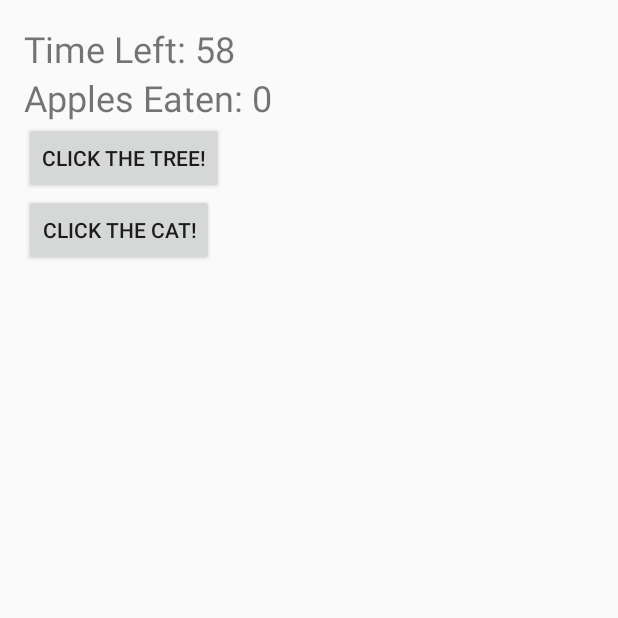
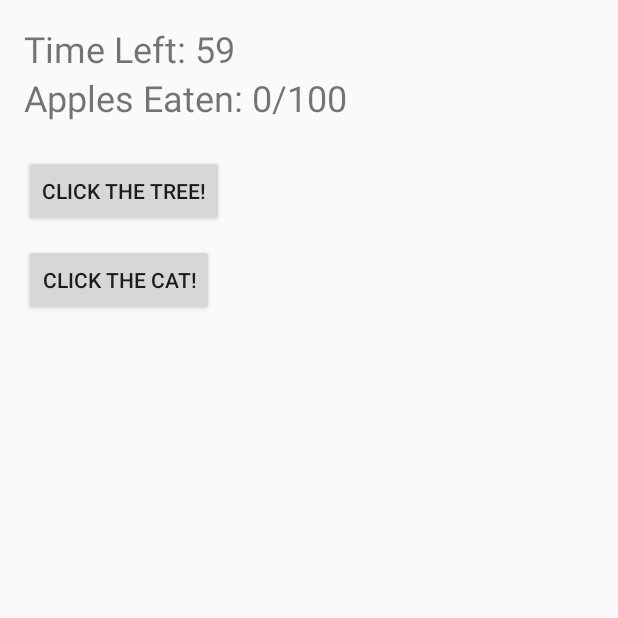
Before and after one commit to shaadowapp/catgame, an Android app built with Jetpack Compose: the screen it shows after launch (MainActivity before the commit, GameActivity after it), after a tap on "START GAME", on a phone screen of 412 x 824 dp, the top half of it. Run offline under Robolectric (Android 15) with nearby library versions, the phone set to English and light mode, and no system bars.

Commit message:
re dev game screen

```diff
--- a/app/src/main/java/com/pixl/catgame/MainActivity.kt
+++ b/app/src/main/java/com/pixl/catgame/GameActivity.kt
@@ -6,14 +6,15 @@ import androidx.appcompat.app.AppCompatActivity
 import android.widget.Button
 import android.widget.TextView
 
-class MainActivity : AppCompatActivity() {
+class GameActivity : AppCompatActivity() {
 
     private lateinit var timerText: TextView
     private lateinit var appleCounter: TextView
-    private lateinit var startButton: Button
     private lateinit var catButton: Button
     private lateinit var treeButton: Button
     private lateinit var resultText: TextView
+    private lateinit var backToHomeButton: Button
+    private lateinit var restartGameButton: Button
 
     private var appleCount = 0
     private var timeLeftInMillis: Long = 60000 // 1 minute
@@ -22,54 +23,65 @@ class MainActivity : AppCompatActivity() {
 
     override fun onCreate(savedInstanceState: Bundle?) {
         super.onCreate(savedInstanceState)
-        setContentView(R.layout.activity_main)
+        setContentView(R.layout.activity_game)
 
         // Initialize views
         timerText = findViewById(R.id.timerText)
         appleCounter = findViewById(R.id.appleCounter)
-        startButton = findViewById(R.id.startButton)
         catButton = findViewById(R.id.catButton)
         treeButton = findViewById(R.id.treeButton)
         resultText = findViewById(R.id.resultText)
+        backToHomeButton = findViewById(R.id.backToHomeButton)
+        restartGameButton = findViewById(R.id.restartGameButton)
 
-        startButton.setOnClickListener {
-            if (!gameStarted) {
-                startGame()
-            }
-        }
+        // Start the game automatically
+        startGame()
 
+        // Cat button click logic
         catButton.setOnClickListener {
             if (gameStarted && appleVisible) {
                 appleCount++
-                appleCounter.text = "Apples Eaten: $appleCount"
+                appleCounter.text = "Apples Eaten: $appleCount/100"
                 if (appleCount >= 100) {
                     resultText.text = "Congratulations! You ate $appleCount apples!"
-                    gameStarted = false
-                    startButton.text = "Restart Game" // Change button text
-                    startButton.visibility = Button.VISIBLE // Show the button
+                    endGame()
                 }
                 appleVisible = false // Hide the apple after being eaten
             }
         }
 
+        // Tree button click logic
         treeButton.setOnClickListener {
             if (gameStarted) {
                 appleVisible = true // Make the apple visible
                 appleCounter.text = "Apple Dropped! Click the cat!"
             }
         }
+
+        // Back to Home button click logic
+        backToHomeButton.setOnClickListener {
+            finish() // Navigate back to the home screen
+        }
+
+        // Restart Game button click logic
+        restartGameButton.setOnClickListener {
+            startGame() // Restart the game
+        }
     }
 
+    // Method to start the game
     private fun startGame() {
         gameStarted = true
         appleCount = 0
-        appleCounter.text = "Apples Eaten: 0"
+        appleCounter.text = "Apples Eaten: $appleCount/100" // Change to show 0/100
         resultText.text = ""
         timeLeftInMillis = 60000 // Reset to 1 minute
-        startButton.visibility = Button.GONE // Hide the start button
-        startTimer()
+        startTimer() // Automatically start the timer
+        backToHomeButton.visibility = Button.GONE // Hide buttons initially
+        restartGameButton.visibility = Button.GONE // Hide buttons initially
     }
 
+    // Countdown timer logic
     private fun startTimer() {
         object : CountDownTimer(timeLeftInMillis, 1000) {
             override fun onTick(millisUntilFinished: Long) {
@@ -79,12 +91,16 @@ class MainActivity : AppCompatActivity() {
 
             override fun onFinish() {
                 gameStarted = false
-                if (appleCount < 100) {
-                    resultText.text = "Oops! You only ate $appleCount apples!"
-                }
-                startButton.text = "Restart Game" // Change button text
-                startButton.visibility = Button.VISIBLE // Show the button
+                resultText.text = "Oops! You only ate $appleCount apples!"
+                endGame()
             }
         }.start()
     }
+
+    // Method to handle the end of the game
+    private fun endGame() {
+        gameStarted = false
+        backToHomeButton.visibility = Button.VISIBLE // Show back to home button
+        restartGameButton.visibility = Button.VISIBLE // Show restart game button
+    }
 }
--- /dev/null
+++ b/app/src/main/java/com/pixl/catgame/HomeActivity.kt
@@ -0,0 +1,21 @@
+package com.pixl.catgame
+
+import android.content.Intent
+import android.os.Bundle
+import android.widget.Button
+import androidx.appcompat.app.AppCompatActivity
+
+class HomeActivity : AppCompatActivity() {
+    override fun onCreate(savedInstanceState: Bundle?) {
+        super.onCreate(savedInstanceState)
+        setContentView(R.layout.activity_home)
+
+        val startGameButton = findViewById<Button>(R.id.startGameButton)
+
+        // Navigate to the Game Screen
+        startGameButton.setOnClickListener {
+            val intent = Intent(this, GameActivity::class.java)
+            startActivity(intent)
+        }
+    }
+}
--- a/app/src/main/java/com/pixl/catgame/SplashActivity.kt
+++ b/app/src/main/java/com/pixl/catgame/SplashActivity.kt
@@ -3,37 +3,19 @@ package com.pixl.catgame
 import android.content.Intent
 import android.os.Bundle
 import android.os.Handler
-import android.view.View
+import android.os.Looper
 import androidx.appcompat.app.AppCompatActivity
-import android.widget.ProgressBar
 
 class SplashActivity : AppCompatActivity() {
-
-    private val splashTimeOut: Long = 5000 // 5 seconds
-
     override fun onCreate(savedInstanceState: Bundle?) {
         super.onCreate(savedInstanceState)
         setContentView(R.layout.activity_splash)
 
-        // Show the ProgressBar when the activity is created
-        findViewById<ProgressBar>(R.id.progressBar).visibility = View.VISIBLE
-
-        // Use a Handler to delay the transition to MainActivity
-        Handler().postDelayed({
-            // Here you can load your important information, resources, etc.
-            loadImportantData()
-
-            // Hide the ProgressBar after loading is complete
-            findViewById<ProgressBar>(R.id.progressBar).visibility = View.GONE
-
-            val intent = Intent(this, MainActivity::class.java)
+        // Delay for 3 seconds, then move to Home Screen
+        Handler(Looper.getMainLooper()).postDelayed({
+            val intent = Intent(this, HomeActivity::class.java)
             startActivity(intent)
-            finish() // Finish the SplashActivity so the user can't go back to it
-        }, splashTimeOut)
-    }
-
-    private fun loadImportantData() {
-        // Simulate loading important data (You can replace this with actual loading logic)
-        // e.g., loading from a database, API calls, etc.
+            finish()  // Close the Splash screen
+        }, 3000)  // 3-second delay for the splash screen
     }
 }
--- a/app/src/main/res/layout/activity_main.xml
+++ b/app/src/main/res/layout/activity_game.xml
@@ -21,25 +21,20 @@
         android:layout_below="@id/timerText"/>
 
     <Button
-        android:id="@+id/startButton"
-        android:layout_width="wrap_content"
-        android:layout_height="wrap_content"
-        android:text="Start Game"
-        android:layout_below="@id/appleCounter"/>
-
-    <Button
         android:id="@+id/treeButton"
         android:layout_width="wrap_content"
         android:layout_height="wrap_content"
-        android:text="Click the Tree!"
-        android:layout_below="@id/startButton"/>
+        android:layout_below="@+id/appleCounter"
+        android:layout_marginTop="22dp"
+        android:text="Click the Tree!" />
 
     <Button
         android:id="@+id/catButton"
         android:layout_width="wrap_content"
         android:layout_height="wrap_content"
-        android:text="Click the Cat!"
-        android:layout_below="@id/treeButton"/>
+        android:layout_below="@id/treeButton"
+        android:layout_marginTop="11dp"
+        android:text="Click the Cat!" />
 
     <TextView
         android:id="@+id/resultText"
@@ -49,4 +44,19 @@
         android:textSize="24sp"
         android:layout_below="@id/catButton"/>
 
+
+    <Button
+        android:id="@+id/backToHomeButton"
+        android:layout_width="wrap_content"
+        android:layout_height="wrap_content"
+        android:text="Back to Home"
+        android:visibility="gone"/> <!-- Initially hidden -->
+
+    <Button
+        android:id="@+id/restartGameButton"
+        android:layout_width="wrap_content"
+        android:layout_height="wrap_content"
+        android:text="Restart Game"
+        android:visibility="gone"/> <!-- Initially hidden -->
+
 </RelativeLayout>
```
Also changed, not shown: app/src/main/AndroidManifest.xml (+6 -11 lines), app/src/main/res/layout/activity_home.xml (added, +13 -0 lines), app/src/main/res/layout/activity_splash.xml (+16 -9 lines).
